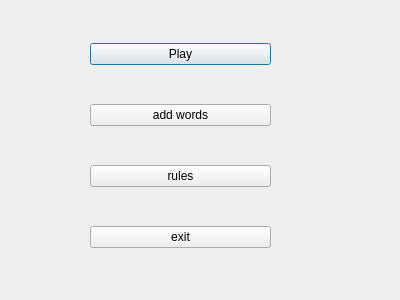
Above: home.ui from MariHarutyunyanGithub/QT_lab before the change. Below: the same form after it.
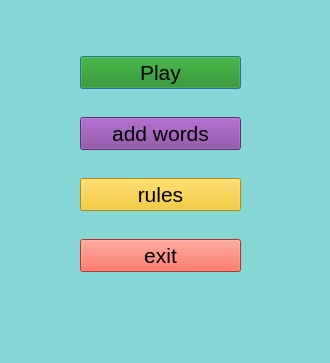
That is the form after the change.

The edit to the form file:
```diff
--- a/home.ui
+++ b/home.ui
@@ -6,25 +6,39 @@
    <rect>
     <x>0</x>
     <y>0</y>
-    <width>400</width>
-    <height>300</height>
+    <width>330</width>
+    <height>363</height>
    </rect>
   </property>
   <property name="windowTitle">
    <string>Dialog</string>
   </property>
-  <widget class="QWidget" name="">
+  <property name="styleSheet">
+   <string notr="true">background-color: rgb(134, 214, 214);</string>
+  </property>
+  <widget class="QWidget" name="layoutWidget">
    <property name="geometry">
     <rect>
-     <x>90</x>
-     <y>10</y>
-     <width>181</width>
+     <x>80</x>
+     <y>30</y>
+     <width>161</width>
      <height>271</height>
     </rect>
    </property>
    <layout class="QVBoxLayout" name="verticalLayout">
+    <property name="spacing">
+     <number>2</number>
+    </property>
     <item>
      <widget class="QPushButton" name="pushButton_play">
+      <property name="font">
+       <font>
+        <pointsize>16</pointsize>
+       </font>
+      </property>
+      <property name="styleSheet">
+       <string notr="true">background-color: rgb(26, 135, 9);</string>
+      </property>
       <property name="text">
        <string>Play</string>
       </property>
@@ -32,6 +46,14 @@
     </item>
     <item>
      <widget class="QPushButton" name="pushButton_add_words">
+      <property name="font">
+       <font>
+        <pointsize>16</pointsize>
+       </font>
+      </property>
+      <property name="styleSheet">
+       <string notr="true">background-color: rgb(129, 61, 156);</string>
+      </property>
       <property name="text">
        <string>add words</string>
       </property>
@@ -39,6 +61,14 @@
     </item>
     <item>
      <widget class="QPushButton" name="pushButton_rules">
+      <property name="font">
+       <font>
+        <pointsize>16</pointsize>
+       </font>
+      </property>
+      <property name="styleSheet">
+       <string notr="true">background-color: rgb(245, 194, 17);</string>
+      </property>
       <property name="text">
        <string>rules</string>
       </property>
@@ -46,6 +76,14 @@
     </item>
     <item>
      <widget class="QPushButton" name="pushButton_exit">
+      <property name="font">
+       <font>
+        <pointsize>16</pointsize>
+       </font>
+      </property>
+      <property name="styleSheet">
+       <string notr="true">background-color: rgb(238, 80, 62);</string>
+      </property>
       <property name="text">
        <string>exit</string>
       </property>
```
